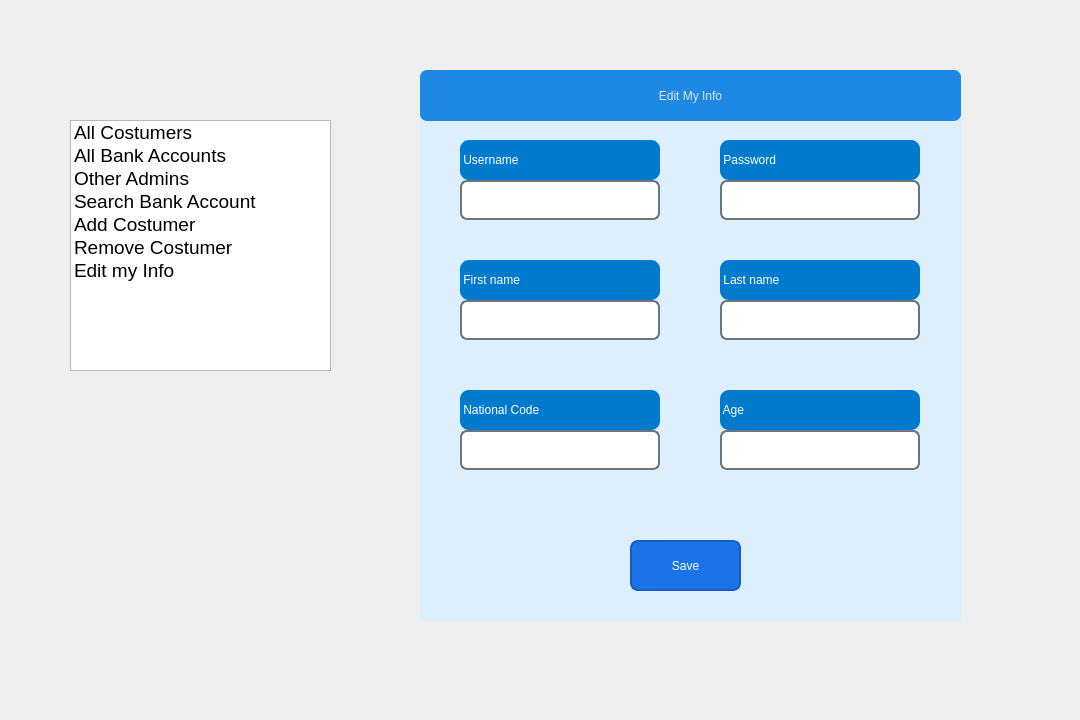
Qt form UIAP_Final/adminpanel.ui (a-HA7-z/UIAP_Final) before a commit.
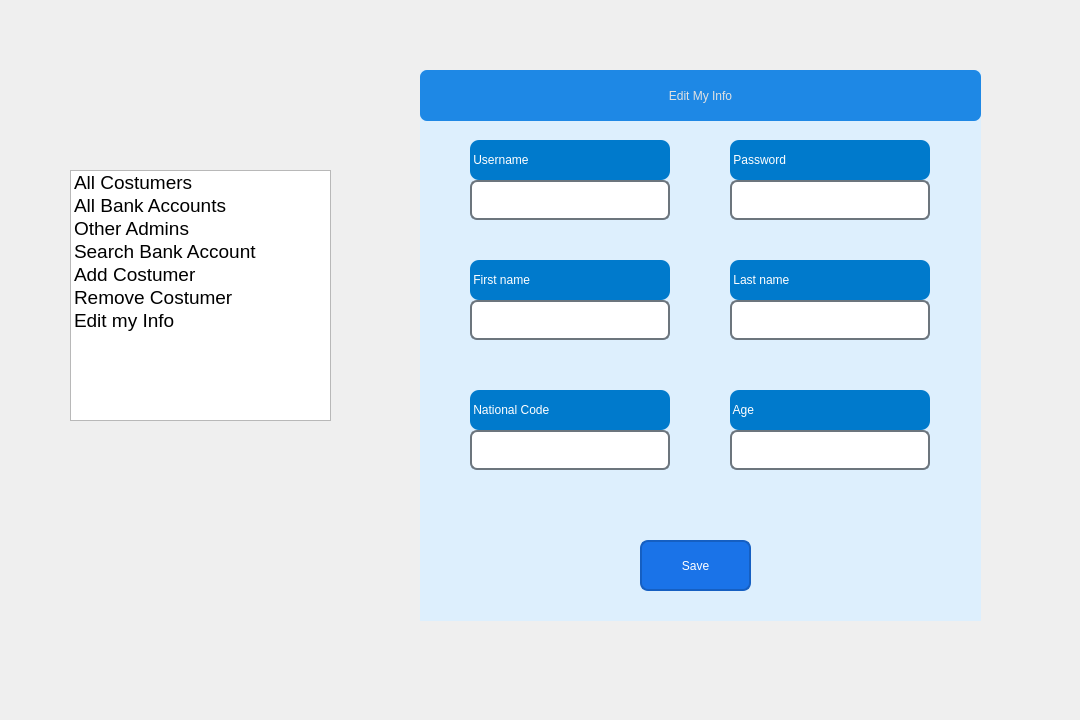
The same form after that commit. The open tabs and pages were chosen to show the change. Icons and pictures are not drawn.

The edit to the form file:
```diff
--- a/UIAP_Final/adminpanel.ui
+++ b/UIAP_Final/adminpanel.ui
@@ -20,7 +20,7 @@
    <property name="geometry">
     <rect>
      <x>70</x>
-     <y>120</y>
+     <y>170</y>
      <width>261</width>
      <height>251</height>
     </rect>
@@ -107,7 +107,7 @@
     <rect>
      <x>420</x>
      <y>70</y>
-     <width>541</width>
+     <width>561</width>
      <height>551</height>
     </rect>
    </property>
@@ -797,7 +797,7 @@
     <widget class="QLineEdit" name="userEdit2">
      <property name="geometry">
       <rect>
-       <x>40</x>
+       <x>50</x>
        <y>110</y>
        <width>200</width>
        <height>40</height>
@@ -814,7 +814,7 @@
     <widget class="QLineEdit" name="passEdit2">
      <property name="geometry">
       <rect>
-       <x>300</x>
+       <x>310</x>
        <y>110</y>
        <width>200</width>
        <height>40</height>
@@ -831,7 +831,7 @@
     <widget class="QLineEdit" name="fNameEdit2">
      <property name="geometry">
       <rect>
-       <x>40</x>
+       <x>50</x>
        <y>230</y>
        <width>200</width>
        <height>40</height>
@@ -848,7 +848,7 @@
     <widget class="QLineEdit" name="lNameEdit2">
      <property name="geometry">
       <rect>
-       <x>300</x>
+       <x>310</x>
        <y>230</y>
        <width>200</width>
        <height>40</height>
@@ -865,7 +865,7 @@
     <widget class="QLineEdit" name="nationalCodeEdit_2">
      <property name="geometry">
       <rect>
-       <x>40</x>
+       <x>50</x>
        <y>360</y>
        <width>200</width>
        <height>40</height>
@@ -882,7 +882,7 @@
     <widget class="QLineEdit" name="ageEdit2">
      <property name="geometry">
       <rect>
-       <x>300</x>
+       <x>310</x>
        <y>360</y>
        <width>200</width>
        <height>40</height>
@@ -899,7 +899,7 @@
     <widget class="QLabel" name="label_12">
      <property name="geometry">
       <rect>
-       <x>40</x>
+       <x>50</x>
        <y>70</y>
        <width>200</width>
        <height>40</height>
@@ -918,7 +918,7 @@
     <widget class="QLabel" name="label_13">
      <property name="geometry">
       <rect>
-       <x>300</x>
+       <x>310</x>
        <y>70</y>
        <width>200</width>
        <height>40</height>
@@ -937,7 +937,7 @@
     <widget class="QLabel" name="label_14">
      <property name="geometry">
       <rect>
-       <x>300</x>
+       <x>310</x>
        <y>190</y>
        <width>200</width>
        <height>40</height>
@@ -956,7 +956,7 @@
     <widget class="QLabel" name="label_15">
      <property name="geometry">
       <rect>
-       <x>40</x>
+       <x>50</x>
        <y>190</y>
        <width>200</width>
        <height>40</height>
@@ -975,7 +975,7 @@
     <widget class="QLabel" name="label_16">
      <property name="geometry">
       <rect>
-       <x>300</x>
+       <x>310</x>
        <y>320</y>
        <width>200</width>
        <height>40</height>
@@ -994,7 +994,7 @@
     <widget class="QLabel" name="label_17">
      <property name="geometry">
       <rect>
-       <x>40</x>
+       <x>50</x>
        <y>320</y>
        <width>200</width>
        <height>40</height>
@@ -1015,7 +1015,7 @@
       <rect>
        <x>0</x>
        <y>0</y>
-       <width>541</width>
+       <width>561</width>
        <height>51</height>
       </rect>
      </property>
@@ -1035,7 +1035,7 @@
     <widget class="QPushButton" name="saveChanges">
      <property name="geometry">
       <rect>
-       <x>210</x>
+       <x>220</x>
        <y>470</y>
        <width>111</width>
        <height>51</height>
```
Left out of the diff: 157 changed lines with no effect on the pictures.
